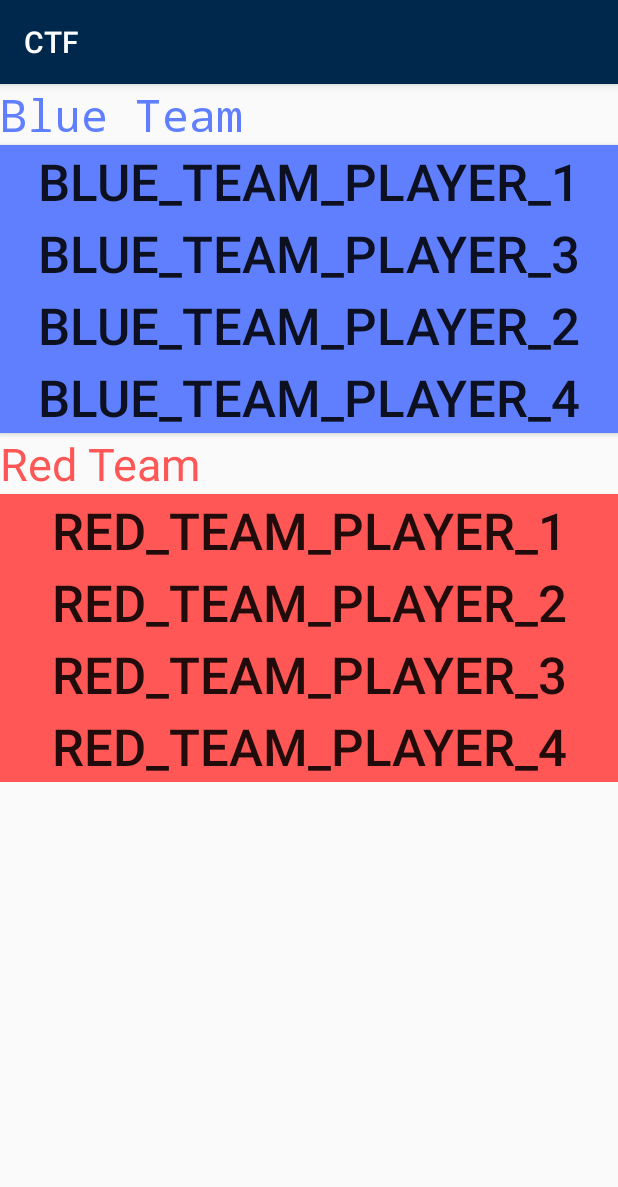
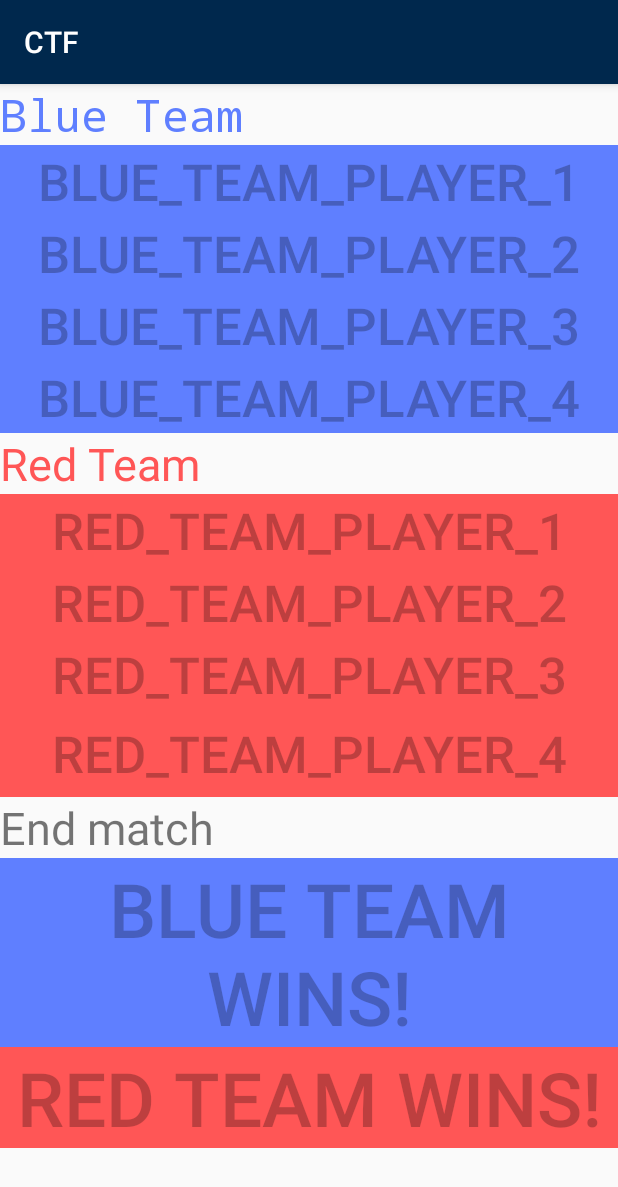
Before and after one commit to MrTroble/CTF-Controlle-App, an Android app: the screen it shows after launch (MainActivity), on a phone screen of 412 x 824 dp. Shown: the top 1187 px of the screen. Run offline under Robolectric (Android 15) with nearby library versions, the phone set to English and light mode, and no system bars.

Commit message:
Added match id

```diff
--- a/app/src/main/java/io/github/troblecodings/ctf_app/MainActivity.java
+++ b/app/src/main/java/io/github/troblecodings/ctf_app/MainActivity.java
@@ -6,6 +6,9 @@ import android.view.View;
 
 import java.net.HttpURLConnection;
 import java.net.URL;
+import java.util.ArrayList;
+import java.util.List;
+import java.util.function.Consumer;
 import java.util.logging.Logger;
 
 import javax.net.ssl.HttpsURLConnection;
@@ -27,15 +30,10 @@ public class MainActivity extends AppCompatActivity implements View.OnClickListe
         StartDialog dialog = new StartDialog();
         dialog.show(getSupportFragmentManager(), "start");
 
-        // This is looking bad but there is probably no better way
-        findViewById(R.id.blue_team_player_1).setOnClickListener(this);
-        findViewById(R.id.blue_team_player_2).setOnClickListener(this);
-        findViewById(R.id.blue_team_player_3).setOnClickListener(this);
-        findViewById(R.id.blue_team_player_4).setOnClickListener(this);
-        findViewById(R.id.red_team_player_1).setOnClickListener(this);
-        findViewById(R.id.red_team_player_2).setOnClickListener(this);
-        findViewById(R.id.red_team_player_3).setOnClickListener(this);
-        findViewById(R.id.red_team_player_4).setOnClickListener(this);
+        for(View view : getAll()){
+            view.setEnabled(false);
+            view.setOnClickListener(MainActivity.INSTANCE);
+        }
     }
 
     @Override
@@ -50,7 +48,28 @@ public class MainActivity extends AppCompatActivity implements View.OnClickListe
             case R.id.red_team_player_2: networking.sendData("disable red:2"); break;
             case R.id.red_team_player_3: networking.sendData("disable red:3"); break;
             case R.id.red_team_player_4: networking.sendData("disable red:4"); break;
+            case R.id.end_blue: networking.sendData("match_end blue_win"); break;
+            case R.id.end_red: networking.sendData("match_end red_win"); break;
         }
+    }
+
+    private ArrayList<View> views_list;
+
+    public List<View> getAll(){
+        if(views_list == null) {
+            views_list = new ArrayList<>();
+            views_list.add(findViewById(R.id.blue_team_player_1));
+            views_list.add(findViewById(R.id.blue_team_player_2));
+            views_list.add(findViewById(R.id.blue_team_player_3));
+            views_list.add(findViewById(R.id.blue_team_player_4));
+            views_list.add(findViewById(R.id.red_team_player_1));
+            views_list.add(findViewById(R.id.red_team_player_2));
+            views_list.add(findViewById(R.id.red_team_player_3));
+            views_list.add(findViewById(R.id.red_team_player_4));
+            views_list.add(findViewById(R.id.end_blue));
+            views_list.add(findViewById(R.id.end_red));
+        }
+        return views_list;
     }
 
     @Override
--- a/app/src/main/java/io/github/troblecodings/ctf_app/StartDialog.java
+++ b/app/src/main/java/io/github/troblecodings/ctf_app/StartDialog.java
@@ -7,7 +7,6 @@ import android.os.Bundle;
 import android.support.annotation.NonNull;
 import android.support.annotation.Nullable;
 import android.support.v4.app.DialogFragment;
-import android.text.Layout;
 import android.view.View;
 import android.view.Window;
 import android.view.WindowManager;
@@ -28,7 +27,8 @@ public class StartDialog extends DialogFragment {
             public void onClick(View v) {
                 MainActivity.networking = new Networking(((TextView)view.findViewById(R.id.ip)).getText().toString(),
                         Integer.valueOf(((TextView)view.findViewById(R.id.port_input)).getText().toString()),
-                        ((TextView)view.findViewById(R.id.pw_input)).getText().toString());
+                        ((TextView)view.findViewById(R.id.pw_input)).getText().toString(),
+                        Integer.valueOf(((TextView)view.findViewById(R.id.matchid)).getText().toString()));
                 MainActivity.networking.start();
                 StartDialog.this.dismiss();
             }
--- a/app/src/main/res/layout/activity_main.xml
+++ b/app/src/main/res/layout/activity_main.xml
@@ -11,10 +11,13 @@
         android:layout_height="match_parent"
         app:layout_constraintBottom_toBottomOf="parent"
         app:layout_constraintEnd_toEndOf="parent"
+        app:layout_constraintHorizontal_bias="0.0"
         app:layout_constraintStart_toStartOf="parent"
-        app:layout_constraintTop_toTopOf="parent">
+        app:layout_constraintTop_toTopOf="parent"
+        app:layout_constraintVertical_bias="1.0">
 
         <LinearLayout
+            android:id="@+id/layout"
             android:layout_width="match_parent"
             android:layout_height="wrap_content"
             android:layout_weight="1"
@@ -41,19 +44,19 @@
                 android:textSize="@dimen/Base_font_size" />
 
             <Button
+                android:id="@+id/blue_team_player_2"
+                android:layout_width="match_parent"
+                android:layout_height="wrap_content"
+                android:background="@color/color_team_blue"
+                android:text="blue_team_player_2"
+                android:textSize="@dimen/Base_font_size" />
+
+            <Button
                 android:id="@+id/blue_team_player_3"
                 android:layout_width="match_parent"
                 android:layout_height="wrap_content"
                 android:background="@color/color_team_blue"
                 android:text="blue_team_player_3"
-                android:textSize="@dimen/Base_font_size" />
-
-            <Button
-                android:id="@+id/blue_team_player_2"
-                android:layout_width="match_parent"
-                android:layout_height="wrap_content"
-                android:background="@color/color_team_blue"
-                android:text="blue_team_player_2"
                 android:textSize="@dimen/Base_font_size" />
 
             <Button
@@ -101,10 +104,34 @@
             <Button
                 android:id="@+id/red_team_player_4"
                 android:layout_width="match_parent"
-                android:layout_height="wrap_content"
+                android:layout_height="58dp"
                 android:background="@color/color_team_red"
                 android:text="red_team_player_4"
                 android:textSize="@dimen/Base_font_size" />
+
+            <TextView
+                android:id="@+id/matchend"
+                android:layout_width="match_parent"
+                android:layout_height="wrap_content"
+                android:text="@string/matchend"
+                android:textSize="30sp" />
+
+            <Button
+                android:id="@+id/end_blue"
+                android:layout_width="match_parent"
+                android:layout_height="wrap_content"
+                android:background="@color/color_team_blue"
+                android:text="@string/blue_win"
+                android:textSize="50sp" />
+
+            <Button
+                android:id="@+id/end_red"
+                android:layout_width="match_parent"
+                android:layout_height="wrap_content"
+                android:background="@color/color_team_red"
+                android:text="@string/red_win"
+                android:textSize="50sp" />
+
         </LinearLayout>
     </ScrollView>
 
--- a/app/src/main/res/values/strings.xml
+++ b/app/src/main/res/values/strings.xml
@@ -6,4 +6,8 @@
     <string name="pw">Password</string>
     <string name="apply">Apply</string>
     <string name="ip">Server adress</string>
+    <string name="matchid">Match ID</string>
+    <string name="blue_win">Blue Team wins!</string>
+    <string name="matchend">End match</string>
+    <string name="red_win">Red Team wins!</string>
 </resources>
```
Also changed, not shown: app/src/main/java/io/github/troblecodings/ctf_app/Networking.java (+47 -5 lines), app/src/main/res/layout/start_diag_view.xml (+9 -0 lines).
